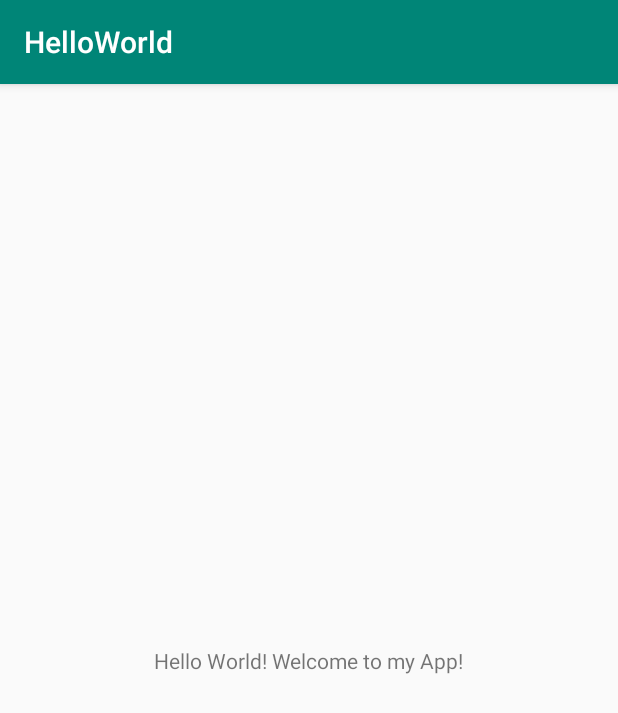
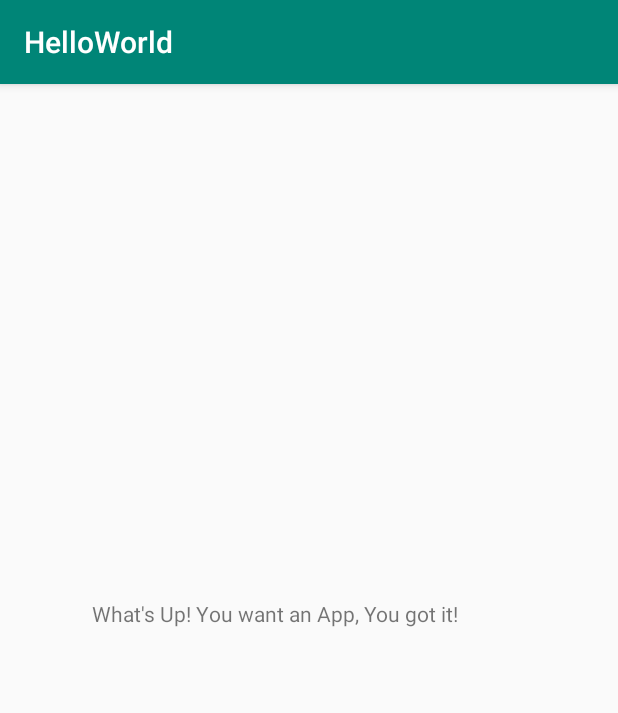
Before and after one commit to Bolajiomo99/AndroidApp, an Android app: the screen it shows after launch (MainActivity), on a phone screen of 412 x 824 dp. Shown: the top 713 px of the screen. Run offline under Robolectric (Android 15) with nearby library versions, the phone set to English and light mode, and no system bars.

Commit message:
update and App deployed

```diff
--- a/app/src/main/res/layout/activity_main.xml
+++ b/app/src/main/res/layout/activity_main.xml
@@ -10,10 +10,12 @@
     <TextView
         android:layout_width="wrap_content"
         android:layout_height="wrap_content"
-        android:text="Hello World! Welcome to my App!"
+        android:text="What's Up! You want an App, You got it!"
         app:layout_constraintBottom_toBottomOf="parent"
+        app:layout_constraintHorizontal_bias="0.364"
         app:layout_constraintLeft_toLeftOf="parent"
         app:layout_constraintRight_toRightOf="parent"
-        app:layout_constraintTop_toTopOf="parent" />
+        app:layout_constraintTop_toTopOf="parent"
+        app:layout_constraintVertical_bias="0.459" />
 
 </androidx.constraintlayout.widget.ConstraintLayout>
--- a/settings.gradle
+++ b/settings.gradle
@@ -1,3 +1,2 @@
 include ':app'
 rootProject.name='HelloWorld'
- commit
```
